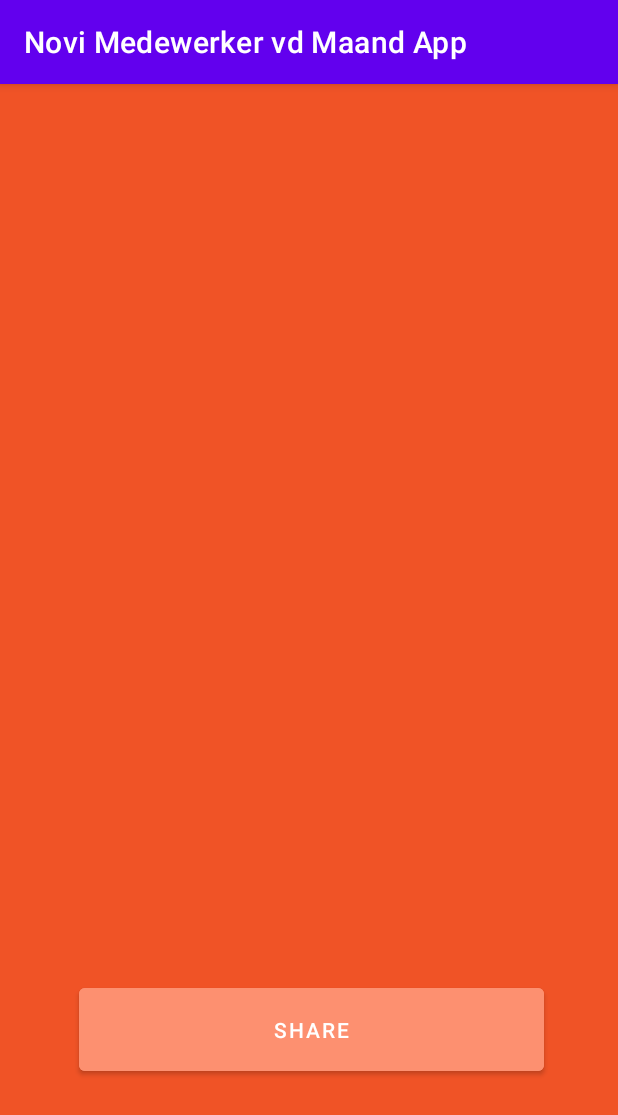
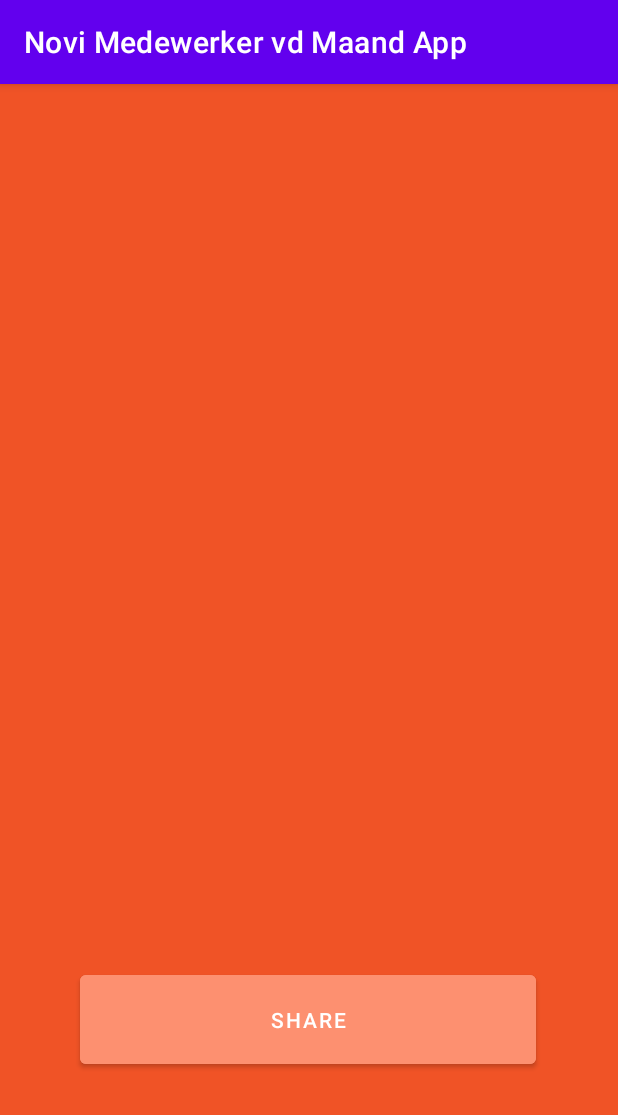
Before and after one commit to 1eam/Novi_Medewerker_vd_Maand_App, an Android app: the ResultActivity screen opened directly, with no data from a screen before it, on a phone screen of 412 x 824 dp. Shown: the top 1115 px of the screen. Run offline under Robolectric (Android 15) with nearby library versions, the phone set to English and light mode, and no system bars.

Commit message:
Share-page (Activityresult) layout ready

```diff
--- a/Novi Medewerker vd Maand App/app/src/main/res/layout/activity_main.xml
+++ b/Novi Medewerker vd Maand App/app/src/main/res/layout/activity_main.xml
@@ -40,7 +40,6 @@
         android:layout_margin="8dp"
         android:layout_weight="1"
         android:backgroundTint="#FD9070"
-        android:onClick="openGalleryMethod"
         android:text="GALERIJ"
         android:textColor="#FDFDFD"
         android:textSize="16sp"
--- a/Novi Medewerker vd Maand App/app/src/main/res/layout/activity_result.xml
+++ b/Novi Medewerker vd Maand App/app/src/main/res/layout/activity_result.xml
@@ -8,26 +8,28 @@
     android:background="#F05326"
     >
 
+
     <ImageView
         android:id="@+id/imageView"
         android:layout_width="307dp"
         android:layout_height="400dp"
-        android:layout_marginTop="76dp"
+        app:layout_constraintBottom_toBottomOf="parent"
         app:layout_constraintEnd_toEndOf="parent"
-        app:layout_constraintHorizontal_bias="0.495"
         app:layout_constraintStart_toStartOf="parent"
         app:layout_constraintTop_toTopOf="parent"
+        app:layout_constraintVertical_bias="0.214"
         tools:srcCompat="@tools:sample/avatars" />
 
     <Button
         android:id="@+id/button"
-        android:layout_width="310dp"
-        android:layout_height="67dp"
-        android:layout_marginBottom="104dp"
+        android:layout_width="304dp"
+        android:layout_height="71dp"
         android:backgroundTint="#FD9070"
         android:text="Share"
         app:layout_constraintBottom_toBottomOf="parent"
         app:layout_constraintEnd_toEndOf="parent"
-        app:layout_constraintHorizontal_bias="0.514"
-        app:layout_constraintStart_toStartOf="parent" />
+        app:layout_constraintHorizontal_bias="0.495"
+        app:layout_constraintStart_toStartOf="parent"
+        app:layout_constraintTop_toBottomOf="@+id/imageView"
+        app:layout_constraintVertical_bias="0.502" />
 </androidx.constraintlayout.widget.ConstraintLayout>
```
